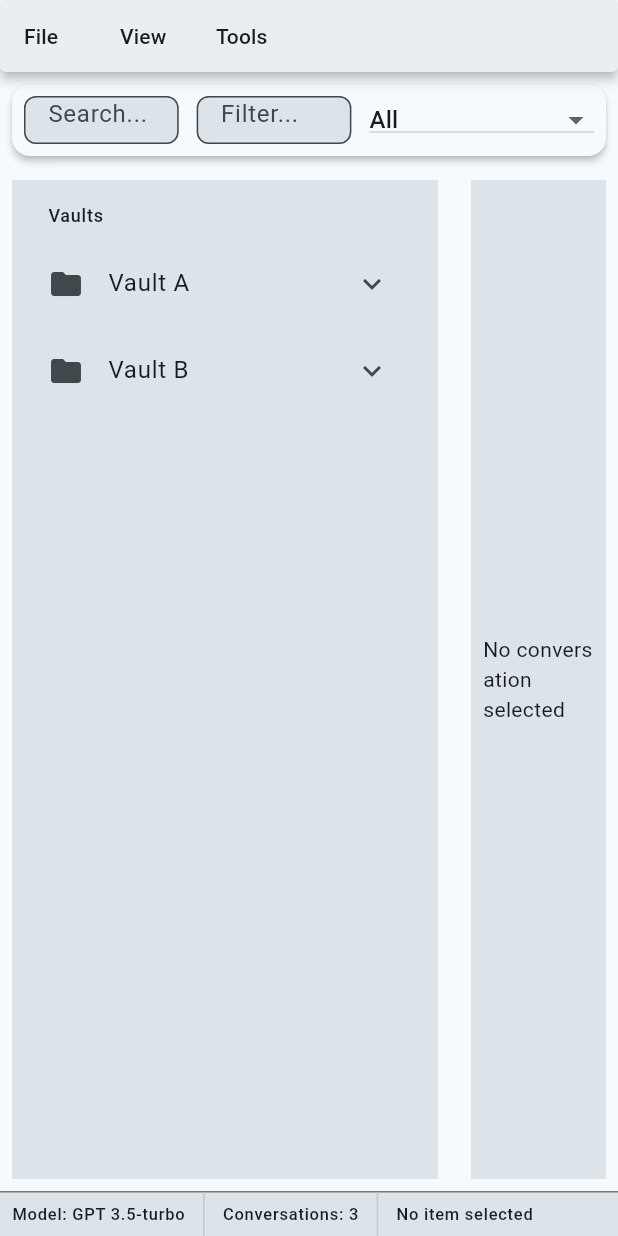
After one commit to cohinteractive/exiv, a Flutter app: the screen it shows after launch, on a phone screen of 412 x 824 dp. The commit adds this screen. Run offline on Flutter 3.47's test engine with Material 3 defaults, Android fonts, the phone set to English and light mode, and no system bars; missing offline and left inert: window_manager.

Commit message:
Log resizable navigation panel feature

```diff
--- a/lib/main.dart
+++ b/lib/main.dart
@@ -6,7 +6,7 @@ import 'search_filter_controller.dart';
 import 'filter_state.dart';
 import 'state/global_state.dart';
 import 'data/mock_data_loader.dart';
-import 'ui/widgets/resizable_widget.dart';
+import 'ui/widgets/resizable_navigation_panel.dart';
 import 'package:intl/intl.dart';
 
 void main() async {
@@ -171,16 +171,11 @@ Widget build(BuildContext context) {
                 ),
               ),
               Expanded(
-                child: Row(
-                  children: [
-                    ResizableWidget(
-                      minWidth: 200,
-                      maxWidth: 500,
-                      child: Container(
+                child: ResizableNavigationPanel(
+                  navigation: Container(
                     margin: EdgeInsets.all(horizontalPadding),
                     padding: EdgeInsets.all(horizontalPadding),
-                        color:
-                            Theme.of(context).colorScheme.surfaceVariant,
+                    color: Theme.of(context).colorScheme.surfaceVariant,
                     child: ValueListenableBuilder<ViewMode>(
                       valueListenable: GlobalState.currentViewMode,
                       builder: (context, mode, child) {
@@ -199,8 +194,7 @@ Widget build(BuildContext context) {
                               ),
                               ListTile(
                                 dense: true,
-                                    leading: const Icon(
-                                        Icons.description_outlined),
+                                leading: const Icon(Icons.description_outlined),
                                 title: const Text('Context Block A'),
                                 onTap: () =>
                                     GlobalState.selectedItemLabel.value =
@@ -208,8 +202,7 @@ Widget build(BuildContext context) {
                               ),
                               ListTile(
                                 dense: true,
-                                    leading: const Icon(
-                                        Icons.description_outlined),
+                                leading: const Icon(Icons.description_outlined),
                                 title: const Text('Context Block B'),
                                 onTap: () =>
                                     GlobalState.selectedItemLabel.value =
@@ -219,8 +212,7 @@ Widget build(BuildContext context) {
                           );
                         }
                         return ValueListenableBuilder<List<Vault>>(
-                              valueListenable:
-                                  GlobalState.conversationVaults,
+                          valueListenable: GlobalState.conversationVaults,
                           builder: (context, vaults, child) {
                             return ListView(
                               children: [
@@ -240,46 +232,36 @@ Widget build(BuildContext context) {
                                     title: Text(vault.name),
                                     onExpansionChanged: (expanded) {
                                       if (expanded) {
-                                            GlobalState.selectedItemLabel
-                                                .value = 'Selected: ${vault.name}';
+                                        GlobalState.selectedItemLabel.value =
+                                            'Selected: ${vault.name}';
                                       }
                                     },
                                     children: [
-                                          for (final convo
-                                              in vault.conversations)
+                                      for (final convo in vault.conversations)
                                         ValueListenableBuilder<String?>(
-                                              valueListenable: GlobalState
-                                                  .hoveredConversationTitle,
-                                              builder:
-                                                  (context, hovered, child) {
-                                                final isHovered =
-                                                    hovered ==
-                                                        convo.title;
+                                          valueListenable:
+                                              GlobalState.hoveredConversationTitle,
+                                          builder: (context, hovered, child) {
+                                            final isHovered = hovered == convo.title;
                                             return MouseRegion(
-                                                  cursor:
-                                                      SystemMouseCursors.click,
+                                              cursor: SystemMouseCursors.click,
                                               onEnter: (_) {
-                                                    GlobalState
-                                                            .hoveredConversationTitle
-                                                            .value =
-                                                        convo.title;
-                                                    debugPrint(
-                                                        'Hover: ${convo.title}');
+                                                GlobalState.hoveredConversationTitle
+                                                    .value = convo.title;
+                                                debugPrint('Hover: ${convo.title}');
                                               },
                                               onExit: (_) {
                                                 if (GlobalState
                                                         .hoveredConversationTitle
                                                         .value ==
                                                     convo.title) {
-                                                      GlobalState
-                                                          .hoveredConversationTitle
+                                                  GlobalState.hoveredConversationTitle
                                                       .value = null;
                                                 }
                                               },
                                               child: ListTile(
                                                 dense: true,
-                                                    leading: const Icon(
-                                                        Icons.chat),
+                                                leading: const Icon(Icons.chat),
                                                 title: Text(
                                                   convo.title,
                                                   style: isHovered
@@ -288,29 +270,19 @@ Widget build(BuildContext context) {
                                                           .bodyMedium
                                                           ?.copyWith(
                                                               fontWeight:
-                                                                      FontWeight
-                                                                          .bold)
+                                                                  FontWeight.bold)
                                                       : null,
                                                 ),
-                                                    subtitle: Text(DateFormat(
-                                                            'yyyy-MM-dd HH:mm')
-                                                        .format(
-                                                            convo.timestamp)),
-                                                    trailing: const Icon(
-                                                        Icons.chevron_right),
+                                                subtitle: Text(DateFormat('yyyy-MM-dd HH:mm')
+                                                    .format(convo.timestamp)),
+                                                trailing: const Icon(Icons.chevron_right),
                                                 tileColor: isHovered
-                                                        ? Theme.of(context)
-                                                            .hoverColor
+                                                    ? Theme.of(context).hoverColor
                                                     : null,
                                                 onTap: () {
-                                                      GlobalState
-                                                              .selectedItemLabel
-                                                              .value =
+                                                  GlobalState.selectedItemLabel.value =
                                                       'Selected: ${convo.title}';
-                                                      GlobalState
-                                                              .selectedConversation
-                                                              .value =
-                                                          convo;
+                                                  GlobalState.selectedConversation.value = convo;
                                                 },
                                               ),
                                             );
@@ -325,25 +297,18 @@ Widget build(BuildContext context) {
                       },
                     ),
                   ),
-                    ),
-                    Expanded(
-                      child: Container(
+                  content: Container(
                     margin: EdgeInsets.all(horizontalPadding),
                     padding: EdgeInsets.all(horizontalPadding),
-                        color:
-                            Theme.of(context).colorScheme.surfaceVariant,
-                        child:
-                            ValueListenableBuilder<Conversation?>(
-                          valueListenable:
-                              GlobalState.selectedConversation,
+                    color: Theme.of(context).colorScheme.surfaceVariant,
+                    child: ValueListenableBuilder<Conversation?>(
+                      valueListenable: GlobalState.selectedConversation,
                       builder: (context, convo, child) {
                         if (convo == null) {
                           return Center(
                             child: Text(
                               'No conversation selected',
-                                  style: Theme.of(context)
-                                      .textTheme
-                                      .bodyMedium,
+                              style: Theme.of(context).textTheme.bodyMedium,
                             ),
                           );
                         }
@@ -355,30 +320,25 @@ Widget build(BuildContext context) {
                           child: Padding(
                             padding: const EdgeInsets.all(16),
                             child: Column(
-                                  crossAxisAlignment:
-                                      CrossAxisAlignment.start,
+                              crossAxisAlignment: CrossAxisAlignment.start,
                               children: [
                                 Text(
                                   convo.title,
-                                      style: Theme.of(context)
-                                          .textTheme
-                                          .headlineSmall,
+                                  style:
+                                      Theme.of(context).textTheme.headlineSmall,
                                 ),
                                 const SizedBox(height: 12),
                                 Text(
                                   DateFormat('yyyy-MM-dd HH:mm')
                                       .format(convo.timestamp),
-                                      style: Theme.of(context)
-                                          .textTheme
-                                          .labelMedium,
+                                  style: Theme.of(context).textTheme.labelMedium,
                                 ),
                                 const SizedBox(height: 12),
                                 const Divider(),
                                 Expanded(
                                   child: SingleChildScrollView(
                                     child: Column(
-                                          crossAxisAlignment:
-                                              CrossAxisAlignment.start,
+                                      crossAxisAlignment: CrossAxisAlignment.start,
                                       children: const [
                                         Text('User prompt placeholder'),
                                         SizedBox(height: 12),
@@ -398,8 +358,6 @@ Widget build(BuildContext context) {
                       },
                     ),
                   ),
-                    ),
-                  ],
                 ),
               ),
               Container(
--- /dev/null
+++ b/lib/ui/widgets/resizable_navigation_panel.dart
@@ -0,0 +1,55 @@
+import 'package:flutter/material.dart';
+
+class ResizableNavigationPanel extends StatefulWidget {
+  const ResizableNavigationPanel({
+    super.key,
+    required this.navigation,
+    required this.content,
+  });
+
+  final Widget navigation;
+  final Widget content;
+
+  @override
+  State<ResizableNavigationPanel> createState() => _ResizableNavigationPanelState();
+}
+
+class _ResizableNavigationPanelState extends State<ResizableNavigationPanel> {
+  double _width = 300;
+  bool _hovering = false;
+
+  void _updateWidth(double delta) {
+    setState(() {
+      _width += delta;
+      if (_width < 200) _width = 200;
+      if (_width > 500) _width = 500;
+    });
+  }
+
+  @override
+  Widget build(BuildContext context) {
+    return Row(
+      children: [
+        SizedBox(width: _width, child: widget.navigation),
+        MouseRegion(
+          cursor: SystemMouseCursors.resizeLeftRight,
+          onEnter: (_) => setState(() => _hovering = true),
+          onExit: (_) => setState(() => _hovering = false),
+          child: GestureDetector(
+            behavior: HitTestBehavior.translucent,
+            onHorizontalDragUpdate: (details) => _updateWidth(details.delta.dx),
+            child: Container(
+              width: 6,
+              decoration: BoxDecoration(
+                color: _hovering
+                    ? Colors.grey.withOpacity(0.3)
+                    : Colors.transparent,
+              ),
+            ),
+          ),
+        ),
+        Expanded(child: widget.content),
+      ],
+    );
+  }
+}
```
Also changed, not shown: lib/ui/widgets/resizable_widget.dart (deleted, +0 -66 lines), 1 other file. Lines whose indentation alone changed are shown as unchanged.
